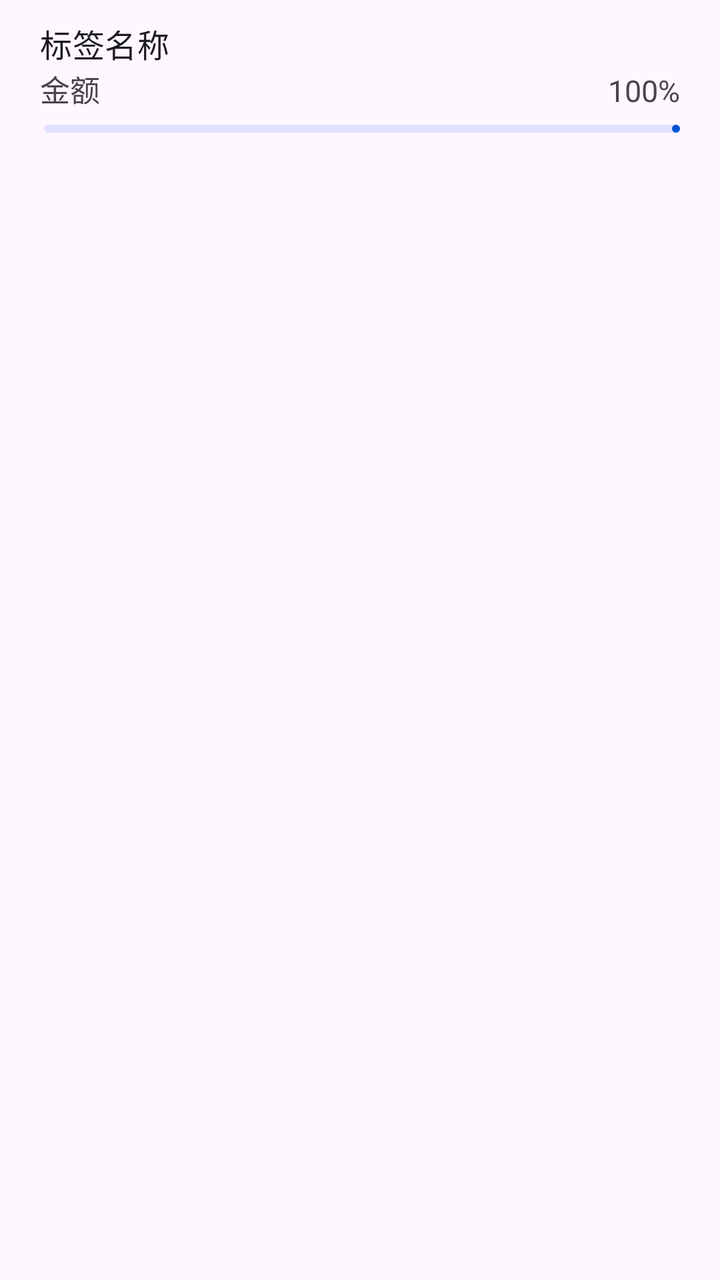
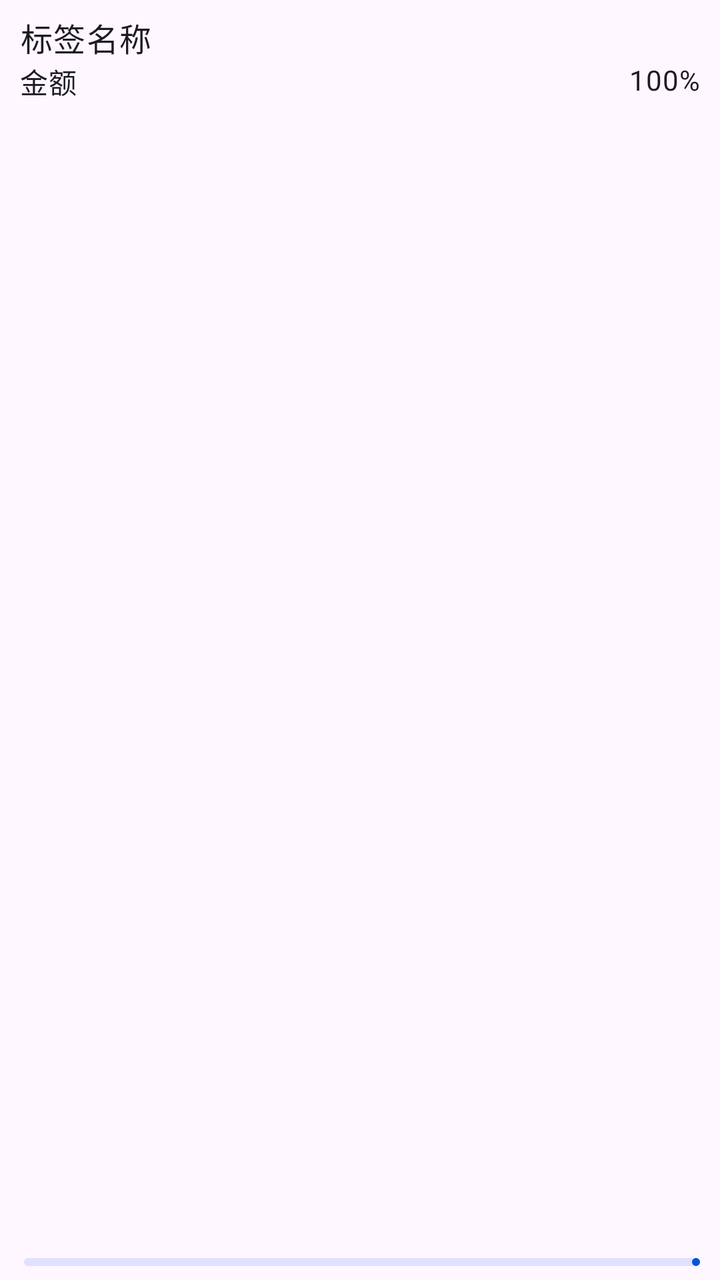

Compare the two renders of this Android layout. The source of the first and the diff that turns it into the second are given below.
<!-- AndroidManifest.xml: application theme Theme.ManagerAssistant.Static -->
<!-- res/layout/view_holder_amount_proportion.xml -->
<?xml version="1.0" encoding="utf-8"?>
<com.google.android.material.card.MaterialCardView xmlns:android="http://schemas.android.com/apk/res/android"
    style="@style/TransparentCardStyle"
    android:layout_width="match_parent"
    android:layout_height="wrap_content">

    <LinearLayout
        android:layout_width="match_parent"
        android:layout_height="wrap_content"
        android:orientation="vertical"
        android:paddingStart="10dp"
        android:paddingEnd="10dp"
        android:paddingBottom="10dp">

        <LinearLayout
            android:layout_width="match_parent"
            android:layout_height="wrap_content"
            android:orientation="vertical">

            <com.google.android.material.textview.MaterialTextView
                android:id="@+id/source_name_text"
                style="@style/MediumTitleTextViewStyle"
                android:layout_width="wrap_content"
                android:layout_height="0dp"
                android:layout_weight="1"
                android:paddingBottom="0dp"
                android:text="@string/tag_name" />

            <LinearLayout
                android:layout_width="match_parent"
                android:layout_height="wrap_content"
                android:orientation="horizontal">

                <com.google.android.material.textview.MaterialTextView
                    android:id="@+id/amount_text"
                    android:layout_width="0dp"
                    android:layout_height="wrap_content"
                    android:layout_weight="1"
                    android:paddingStart="10dp"
                    android:paddingEnd="0dp"
                    android:paddingBottom="7dp"
                    android:text="@string/amount"
                    android:textSize="15sp" />

                <com.google.android.material.textview.MaterialTextView
                    android:id="@+id/percentage_text"
                    android:layout_width="wrap_content"
                    android:layout_height="wrap_content"
                    android:paddingStart="0dp"
                    android:paddingEnd="10dp"
                    android:paddingBottom="7dp"
                    android:text="@string/percentage_100"
                    android:textSize="15sp" />
            </LinearLayout>
        </LinearLayout>

        <com.google.android.material.progressindicator.LinearProgressIndicator
            android:id="@+id/percentage_bar"
            android:layout_width="match_parent"
            android:layout_height="5dp"
            android:layout_marginStart="12dp"
            android:layout_marginEnd="10dp"
            android:progress="50" />
    </LinearLayout>
</com.google.android.material.card.MaterialCardView>
<!-- resources referenced by this layout -->
<resources>
  <string name="amount">金额</string>
  <string name="percentage_100">100%</string>
  <string name="tag_name">标签名称</string>
  <style name="MediumTitleTextViewStyle" parent="TextViewStyleBase">
          <item name="android:textAppearance">?attr/textAppearanceTitleMedium</item>
      </style>
  <style name="TransparentCardStyle">
          <item name="cardBackgroundColor">@android:color/transparent</item>
          <item name="strokeColor">@android:color/transparent</item>
      </style>
  <style name="Theme.ManagerAssistant.Static" parent="Theme.Material3.Light.NoActionBar">
          
          <item name="colorPrimary">@color/color_primary</item>
          <item name="colorOnPrimary">@color/color_on_primary</item>
          <item name="colorPrimaryContainer">@color/color_primary_container</item>
          
          <item name="colorSecondaryContainer">@color/color_secondary_container</item>
          
          <item name="android:statusBarColor">?attr/colorSurface</item>
          
          <item name="colorSurface">@color/color_surface</item>
          <item name="colorSurfaceContainer">@color/color_surface_container</item>
          <item name="colorSurfaceContainerLow">@color/color_surface_container_low</item>
  
          <item name="toolbarStyle">@style/ToolBarStyle</item>
          <item name="drawableTint">?attr/colorPrimary</item>
          <item name="colorControlActivated">?attr/colorPrimary</item>
          <item name="android:windowLightStatusBar">true</item>
          <item name="android:navigationBarColor">?attr/colorSurface</item>
      </style>
  <style name="TextViewStyleBase">
          <item name="android:paddingStart">10dp</item>
          <item name="android:paddingEnd">10dp</item>
          <item name="android:paddingTop">10dp</item>
          <item name="android:paddingBottom">10dp</item>
      </style>
  <color name="color_primary">#0055d6</color>
  <color name="color_on_primary">#ffffff</color>
  <color name="color_primary_container">#d8e1fe</color>
  <color name="color_secondary_container">#e0e1ff</color>
  <color name="color_surface">#faf9ff</color>
  <color name="color_surface_container">#ebedfa</color>
  <color name="color_surface_container_low">#edeffc</color>
  <style name="ToolBarStyle" parent="Widget.Material3.Toolbar">
          <item name="android:backgroundTint">?attr/colorSurface</item>
          <item name="navigationIconTint">?attr/colorPrimary</item>
          <item name="contentInsetStart">10dp</item>
          <item name="titleTextAppearance">?attr/textAppearanceHeadlineSmall</item>
      </style>
</resources>

<!-- the commit's change to res/layout/view_holder_amount_proportion.xml (unified diff, before → after) -->
@@ -1,65 +1,55 @@
 <?xml version="1.0" encoding="utf-8"?>
-<com.google.android.material.card.MaterialCardView xmlns:android="http://schemas.android.com/apk/res/android"
-    style="@style/TransparentCardStyle"
+<androidx.constraintlayout.widget.ConstraintLayout xmlns:android="http://schemas.android.com/apk/res/android"
+    xmlns:app="http://schemas.android.com/apk/res-auto"
     android:layout_width="match_parent"
-    android:layout_height="wrap_content">
+    android:layout_height="wrap_content"
+    android:paddingTop="7dp"
+    android:paddingBottom="7dp">
 
-    <LinearLayout
+    <com.google.android.material.textview.MaterialTextView
+        android:id="@+id/source_name_text"
+        style="@style/LargeBodyTextViewStyle"
+        android:layout_width="wrap_content"
+        android:layout_height="0dp"
+        android:layout_weight="1"
+        android:paddingStart="10dp"
+        android:paddingEnd="0dp"
+        android:paddingBottom="0dp"
+        android:text="@string/tag_name"
+        app:layout_constraintStart_toStartOf="parent"
+        app:layout_constraintTop_toTopOf="parent" />
+
+    <com.google.android.material.textview.MaterialTextView
+        android:id="@+id/amount_text"
+        style="@style/MediumBodyTextViewStyle"
+        android:layout_width="0dp"
+        android:layout_height="wrap_content"
+        android:layout_weight="1"
+        android:paddingStart="10dp"
+        android:paddingEnd="0dp"
+        android:paddingBottom="7dp"
+        android:text="@string/amount"
+        app:layout_constraintStart_toStartOf="parent"
+        app:layout_constraintTop_toBottomOf="@+id/source_name_text" />
+
+    <com.google.android.material.textview.MaterialTextView
+        android:id="@+id/percentage_text"
+        style="@style/MediumBodyTextViewStyle"
+        android:layout_width="wrap_content"
+        android:layout_height="wrap_content"
+        android:paddingStart="0dp"
+        android:paddingEnd="10dp"
+        android:paddingBottom="7dp"
+        android:text="@string/percentage_100"
+        app:layout_constraintEnd_toEndOf="parent"
+        app:layout_constraintTop_toBottomOf="@+id/source_name_text" />
+
+    <com.google.android.material.progressindicator.LinearProgressIndicator
+        android:id="@+id/percentage_bar"
         android:layout_width="match_parent"
-        android:layout_height="wrap_content"
-        android:orientation="vertical"
-        android:paddingStart="10dp"
-        android:paddingEnd="10dp"
-        android:paddingBottom="10dp">
-
-        <LinearLayout
-            android:layout_width="match_parent"
-            android:layout_height="wrap_content"
-            android:orientation="vertical">
-
-            <com.google.android.material.textview.MaterialTextView
-                android:id="@+id/source_name_text"
-                style="@style/MediumTitleTextViewStyle"
-                android:layout_width="wrap_content"
-                android:layout_height="0dp"
-                android:layout_weight="1"
-                android:paddingBottom="0dp"
-                android:text="@string/tag_name" />
-
-            <LinearLayout
-                android:layout_width="match_parent"
-                android:layout_height="wrap_content"
-                android:orientation="horizontal">
-
-                <com.google.android.material.textview.MaterialTextView
-                    android:id="@+id/amount_text"
-                    android:layout_width="0dp"
-                    android:layout_height="wrap_content"
-                    android:layout_weight="1"
-                    android:paddingStart="10dp"
-                    android:paddingEnd="0dp"
-                    android:paddingBottom="7dp"
-                    android:text="@string/amount"
-                    android:textSize="15sp" />
-
-                <com.google.android.material.textview.MaterialTextView
-                    android:id="@+id/percentage_text"
-                    android:layout_width="wrap_content"
-                    android:layout_height="wrap_content"
-                    android:paddingStart="0dp"
-                    android:paddingEnd="10dp"
-                    android:paddingBottom="7dp"
-                    android:text="@string/percentage_100"
-                    android:textSize="15sp" />
-            </LinearLayout>
-        </LinearLayout>
-
-        <com.google.android.material.progressindicator.LinearProgressIndicator
-            android:id="@+id/percentage_bar"
-            android:layout_width="match_parent"
-            android:layout_height="5dp"
-            android:layout_marginStart="12dp"
-            android:layout_marginEnd="10dp"
-            android:progress="50" />
-    </LinearLayout>
-</com.google.android.material.card.MaterialCardView>
+        android:layout_height="5dp"
+        android:layout_marginStart="12dp"
+        android:layout_marginEnd="10dp"
+        android:progress="50"
+        app:layout_constraintBottom_toBottomOf="parent" />
+</androidx.constraintlayout.widget.ConstraintLayout>
<!-- resource entries referenced after the edit -->
@@ -3,12 +3,19 @@
   <string name="amount">金额</string>
   <string name="percentage_100">100%</string>
   <string name="tag_name">标签名称</string>
-  <style name="MediumTitleTextViewStyle" parent="TextViewStyleBase">
-          <item name="android:textAppearance">?attr/textAppearanceTitleMedium</item>
+  <style name="LargeBodyTextViewStyle" parent="TextViewStyleBase">
+          <item name="android:paddingStart">0dp</item>
+          <item name="android:paddingBottom">0dp</item>
+          <item name="android:paddingEnd">0dp</item>
+          <item name="android:paddingTop">0dp</item>
+          <item name="android:textAppearance">?attr/textAppearanceBodyLarge</item>
       </style>
-  <style name="TransparentCardStyle">
-          <item name="cardBackgroundColor">@android:color/transparent</item>
-          <item name="strokeColor">@android:color/transparent</item>
+  <style name="MediumBodyTextViewStyle" parent="TextViewStyleBase">
+          <item name="android:paddingStart">0dp</item>
+          <item name="android:paddingBottom">0dp</item>
+          <item name="android:paddingEnd">0dp</item>
+          <item name="android:paddingTop">0dp</item>
+          <item name="android:textAppearance">?attr/textAppearanceBodyMedium</item>
       </style>
   <style name="Theme.ManagerAssistant.Static" parent="Theme.Material3.Light.NoActionBar">
           
